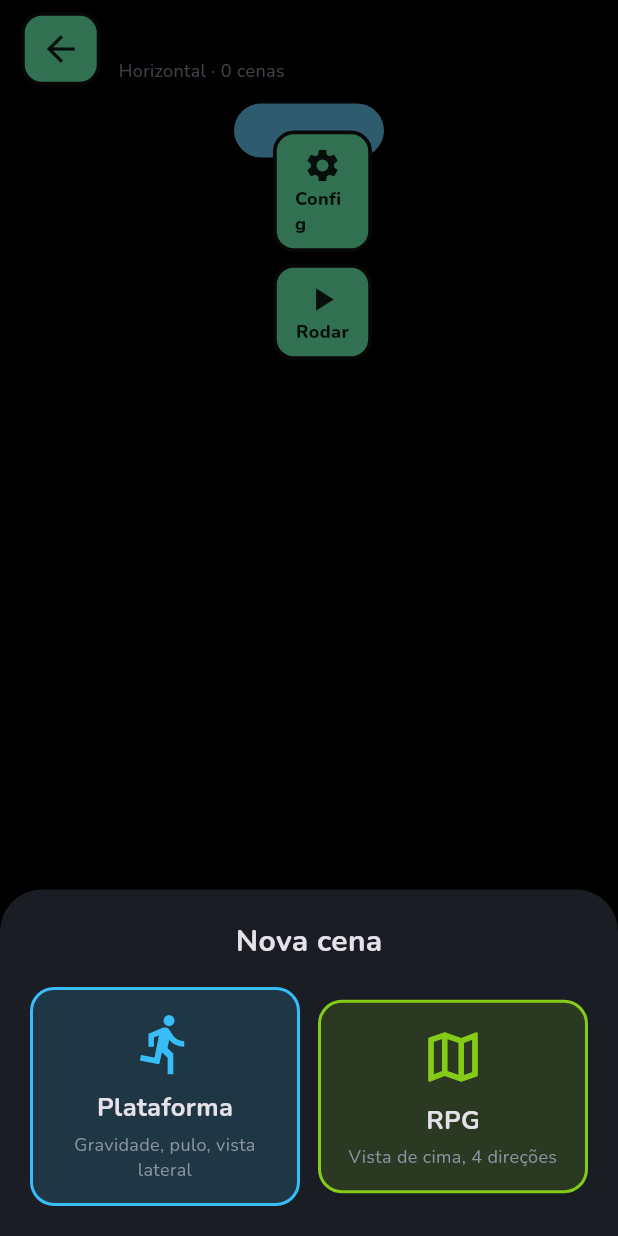
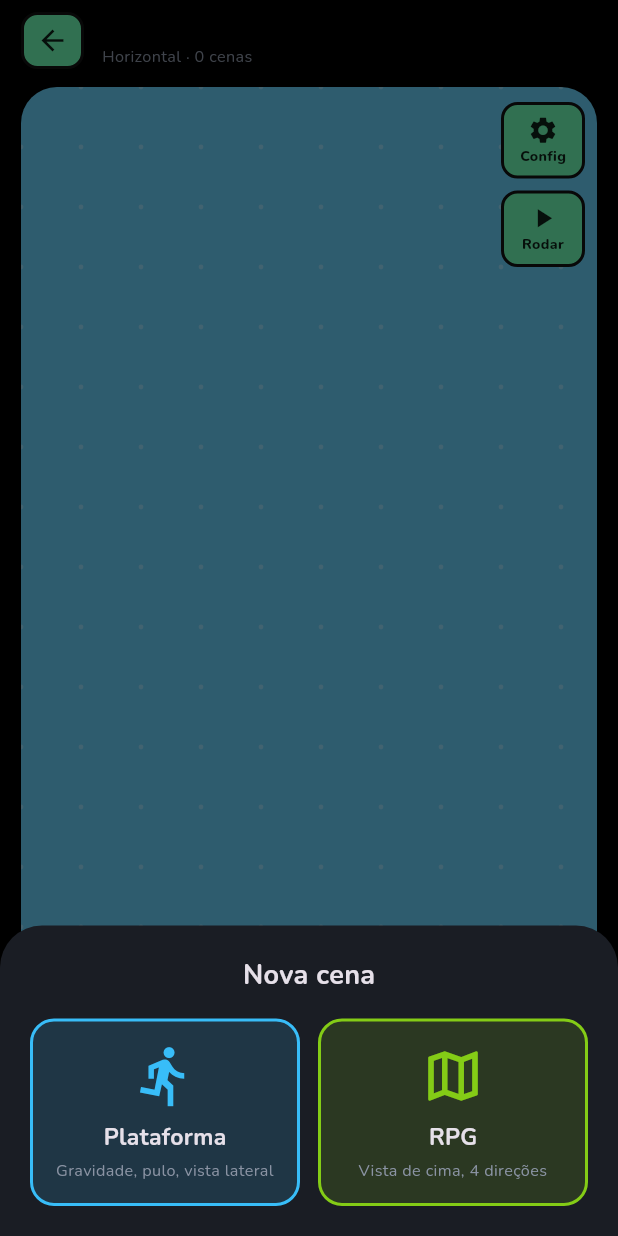
Before and after one commit to kyanthx-dv/motor-app, a Flutter app: the ProjetoTela screen opened directly with empty values, after a tap on "Nova cena", on a phone screen of 412 x 824 dp. Run offline on Flutter 3.47's test engine with Material 3 defaults, Android fonts, the phone set to English and light mode, and no system bars; our stand-ins replace google_fonts, webview_flutter; missing offline and left inert: webview_flutter_android.

Commit message:
Cenas: tabuleiro arrastavel com cartoes movidos por toque longo; painel de itens puxavel; tamanhos menores (#6)
Claude-Session: https://claude.ai/code/session_019R5tT4t3zo8BZSaGoiUJwV

Co-authored-by: Claude <noreply@anthropic.com>

```diff
--- a/lib/blocky/projeto.dart
+++ b/lib/blocky/projeto.dart
@@ -1,4 +1,5 @@
 import 'package:flutter/material.dart';
+import 'package:flutter/services.dart';
 
 import 'cena_config.dart';
 import 'dados.dart';
@@ -40,6 +41,43 @@ class ProjetoTela extends StatefulWidget {
 
 class _ProjetoTelaState extends State<ProjetoTela> {
   Projeto get p => widget.projeto;
+  final _cam = TransformationController();
+  static const double _tab = 3000; // tamanho do tabuleiro
+  static const double _cw = 118; // largura do cartao
+  Cena? _movendo;
+  Offset _iniPos = Offset.zero;
+
+  @override
+  void initState() {
+    super.initState();
+    _posicionar();
+  }
+
+  @override
+  void dispose() {
+    _cam.dispose();
+    super.dispose();
+  }
+
+  /// Cenas sem posicao entram em grade, perto do centro do tabuleiro.
+  void _posicionar() {
+    var n = 0;
+    for (final c in p.cenas) {
+      if (c.px < 0) {
+        c.px = _tab / 2 - 200 + (n % 3) * (_cw + 24);
+        c.py = _tab / 2 - 120 + (n ~/ 3) * 110;
+      }
+      n++;
+    }
+  }
+
+  bool _centrou = false;
+  void _centrar(Size v) {
+    if (_centrou || p.cenas.isEmpty) return;
+    _centrou = true;
+    final c = p.cenas.first;
+    _cam.value = Matrix4.identity()..translate(-(c.px - 20), -(c.py - 20));
+  }
 
   void _mudou() {
     RepositorioProjetos.instancia.salvar();
@@ -67,6 +105,8 @@ class _ProjetoTelaState extends State<ProjetoTela> {
     );
     if (f == null) return;
     final c = Cena(nome: 'Cena ${p.cenas.length + 1}', fisica: f, corFundo: f == Fisica.rpg ? 0xFF9AE6B4 : 0xFF4DD0FF);
+    c.px = _tab / 2 - 200 + (p.cenas.length % 3) * (_cw + 24);
+    c.py = _tab / 2 - 120 + (p.cenas.length ~/ 3) * 110;
     p.cenas.add(c);
     _mudou();
     if (mounted) await abrirConfigCena(context, c);
@@ -170,37 +210,49 @@ class _ProjetoTelaState extends State<ProjetoTela> {
                 const SizedBox(width: 12),
                 Expanded(
                   child: Column(crossAxisAlignment: CrossAxisAlignment.start, children: [
-                    Text(p.nome, maxLines: 1, overflow: TextOverflow.ellipsis, style: const TextStyle(fontSize: 20, fontWeight: FontWeight.w800)),
+                    Text(p.nome, maxLines: 1, overflow: TextOverflow.ellipsis, style: const TextStyle(fontSize: 17, fontWeight: FontWeight.w800)),
                     Text('${rotuloOrientacao(p.orientacao)} · ${p.cenas.length} ${p.cenas.length == 1 ? 'cena' : 'cenas'}', style: const TextStyle(color: Cores.texto2, fontSize: 12)),
                   ]),
                 ),
               ]),
             ),
             Expanded(
-              child: Stack(children: [
+              child: LayoutBuilder(builder: (ctx, box) {
+                _centrar(box.biggest);
+                return Stack(children: [
                 Container(
                   margin: const EdgeInsets.fromLTRB(14, 6, 14, 6),
-                  decoration: BoxDecoration(color: const Color(0xFF64C8F0), borderRadius: BorderRadius.circular(28)),
+                  decoration: BoxDecoration(color: const Color(0xFF64C8F0), borderRadius: BorderRadius.circular(24)),
                   child: ClipRRect(
-                    borderRadius: BorderRadius.circular(28),
-                    child: SingleChildScrollView(
-                      padding: const EdgeInsets.fromLTRB(16, 18, 84, 18),
-                      child: Wrap(spacing: 14, runSpacing: 14, children: [
-                        for (var i = 0; i < p.cenas.length; i++) Aparece(indice: i, child: _cartaoCena(p.cenas[i])),
+                    borderRadius: BorderRadius.circular(24),
+                    child: InteractiveViewer(
+                      transformationController: _cam,
+                      constrained: false,
+                      minScale: 0.4,
+                      maxScale: 2,
+                      boundaryMargin: const EdgeInsets.all(400),
+                      child: SizedBox(
+                        width: _tab,
+                        height: _tab,
+                        child: Stack(children: [
+                          Positioned.fill(child: CustomPaint(painter: _PontosPainter())),
+                          for (final c in p.cenas) Positioned(left: c.px, top: c.py, child: _cartaoCena(c)),
                         ]),
+                      ),
                     ),
                   ),
                 ),
                 Positioned(
                   right: 22,
-                  top: 24,
+                  top: 16,
                   child: Column(children: [
-                    BotaoGrosso(icone: Icons.settings, rotulo: 'Config', cor: mentaEditor, largura: 66, aoTocar: _configJogo),
+                    BotaoGrosso(icone: Icons.settings, rotulo: 'Config', cor: mentaEditor, largura: 56, aoTocar: _configJogo),
                     const SizedBox(height: 8),
-                    BotaoGrosso(icone: Icons.play_arrow, rotulo: 'Rodar', cor: mentaEditor, largura: 66, aoTocar: () => emBreve(context, 'Executar (engine)')),
+                    BotaoGrosso(icone: Icons.play_arrow, rotulo: 'Rodar', cor: mentaEditor, largura: 56, aoTocar: () => emBreve(context, 'Executar (engine)')),
                   ]),
                 ),
-              ]),
+              ]);
+              }),
             ),
             Padding(
               padding: const EdgeInsets.fromLTRB(14, 6, 14, 12),
@@ -217,43 +269,87 @@ class _ProjetoTelaState extends State<ProjetoTela> {
   Widget _grande(IconData i, String t, Color cor, VoidCallback f) => Toque(
         aoTocar: f,
         child: Container(
-          height: 54,
-          decoration: BoxDecoration(color: cor, borderRadius: BorderRadius.circular(16), border: Border.all(color: const Color(0xFF111111), width: 2.5)),
-          child: Row(mainAxisAlignment: MainAxisAlignment.center, children: [Icon(i, color: Colors.black87), const SizedBox(width: 8), Text(t, style: const TextStyle(color: Colors.black87, fontSize: 17, fontWeight: FontWeight.w800))]),
+          height: 44,
+          decoration: BoxDecoration(color: cor, borderRadius: BorderRadius.circular(13), border: Border.all(color: const Color(0xFF111111), width: 2)),
+          child: Row(mainAxisAlignment: MainAxisAlignment.center, children: [Icon(i, color: Colors.black87, size: 20), const SizedBox(width: 6), Text(t, style: const TextStyle(color: Colors.black87, fontSize: 15, fontWeight: FontWeight.w800))]),
         ),
       );
 
   Widget _cartaoCena(Cena c) {
     final rpg = c.fisica == Fisica.rpg;
-    return Toque(
-      aoTocar: () async {
+    final erguido = _movendo == c;
+    return GestureDetector(
+      onTap: () async {
         await Navigator.of(context).push(MaterialPageRoute<void>(builder: (_) => CenaTela(projeto: p, cena: c)));
         if (mounted) setState(() {});
       },
+      // segurar e arrastar move o cartao; arrastar direto move o tabuleiro
+      onLongPressStart: (_) {
+        HapticFeedback.mediumImpact();
+        setState(() {
+          _movendo = c;
+          _iniPos = Offset(c.px, c.py);
+        });
+      },
+      onLongPressMoveUpdate: (d) {
+        final esc = _cam.value.getMaxScaleOnAxis();
+        setState(() {
+          c.px = (_iniPos.dx + d.offsetFromOrigin.dx / esc).clamp(0, _tab - _cw);
+          c.py = (_iniPos.dy + d.offsetFromOrigin.dy / esc).clamp(0, _tab - 100);
+        });
+      },
+      onLongPressEnd: (_) {
+        setState(() => _movendo = null);
+        RepositorioProjetos.instancia.salvar();
+      },
+      child: AnimatedScale(
+        scale: erguido ? 1.06 : 1,
+        duration: const Duration(milliseconds: 150),
         child: Container(
-        width: 150,
-        padding: const EdgeInsets.fromLTRB(10, 8, 10, 8),
-        decoration: BoxDecoration(color: Colors.white, borderRadius: BorderRadius.circular(14), border: Border.all(color: const Color(0xFF111111), width: 2.5)),
+          width: _cw,
+          padding: const EdgeInsets.fromLTRB(8, 6, 8, 6),
+          decoration: BoxDecoration(
+            color: Colors.white,
+            borderRadius: BorderRadius.circular(11),
+            border: Border.all(color: const Color(0xFF111111), width: 2),
+            boxShadow: erguido ? const [BoxShadow(color: Colors.black38, blurRadius: 12, offset: Offset(0, 6))] : null,
+          ),
           child: DefaultTextStyle(
             style: const TextStyle(color: Colors.black87),
             child: Column(crossAxisAlignment: CrossAxisAlignment.start, children: [
               Row(children: [
-              Text(rotuloFisica(c.fisica), style: const TextStyle(fontSize: 11)),
+                Text(rotuloFisica(c.fisica), style: const TextStyle(fontSize: 10)),
                 const Spacer(),
-              Container(padding: const EdgeInsets.symmetric(horizontal: 7, vertical: 1), decoration: BoxDecoration(color: rpg ? const Color(0xFF84CC16) : azulEditor, borderRadius: BorderRadius.circular(5)), child: const Text('Solo', style: TextStyle(fontSize: 11, color: Colors.white, fontWeight: FontWeight.w700))),
+                Container(padding: const EdgeInsets.symmetric(horizontal: 5, vertical: 1), decoration: BoxDecoration(color: rpg ? const Color(0xFF84CC16) : azulEditor, borderRadius: BorderRadius.circular(4)), child: const Text('Solo', style: TextStyle(fontSize: 10, color: Colors.white, fontWeight: FontWeight.w700))),
               ]),
-            const SizedBox(height: 6),
-            Center(child: Text(c.nome, maxLines: 1, overflow: TextOverflow.ellipsis, style: const TextStyle(fontSize: 18, fontWeight: FontWeight.w600))),
-            Text('${c.largura}×${c.altura}', textAlign: TextAlign.center, style: const TextStyle(fontSize: 11, color: Colors.black45)),
-            const SizedBox(height: 6),
+              const SizedBox(height: 4),
+              Center(child: Text(c.nome, maxLines: 1, overflow: TextOverflow.ellipsis, style: const TextStyle(fontSize: 15, fontWeight: FontWeight.w600))),
+              Center(child: Text('${c.largura}×${c.altura}', style: const TextStyle(fontSize: 10, color: Colors.black45))),
+              const SizedBox(height: 4),
               Row(children: [
-              if (c.inicial) Container(padding: const EdgeInsets.symmetric(horizontal: 8, vertical: 3), decoration: BoxDecoration(color: mentaEditor, borderRadius: BorderRadius.circular(8), border: Border.all(color: const Color(0xFF111111), width: 2)), child: const Text('Inicial', style: TextStyle(fontSize: 12))),
+                if (c.inicial) Container(padding: const EdgeInsets.symmetric(horizontal: 6, vertical: 2), decoration: BoxDecoration(color: mentaEditor, borderRadius: BorderRadius.circular(6), border: Border.all(color: const Color(0xFF111111), width: 1.5)), child: const Text('Inicial', style: TextStyle(fontSize: 10.5))),
                 const Spacer(),
-              GestureDetector(onTap: () => _menuCena(c), child: const Icon(Icons.settings, size: 22, color: Colors.black87)),
+                GestureDetector(behavior: HitTestBehavior.opaque, onTap: () => _menuCena(c), child: const Padding(padding: EdgeInsets.all(2), child: Icon(Icons.settings, size: 18, color: Colors.black87))),
               ]),
             ]),
+          ),
         ),
       ),
     );
   }
 }
+
+class _PontosPainter extends CustomPainter {
+  @override
+  void paint(Canvas canvas, Size size) {
+    final p = Paint()..color = Colors.white.withAlpha(70);
+    for (double x = 0; x < size.width; x += 40) {
+      for (double y = 0; y < size.height; y += 40) {
+        canvas.drawCircle(Offset(x, y), 1.6, p);
+      }
+    }
+  }
+
+  @override
+  bool shouldRepaint(covariant _PontosPainter old) => false;
+}
--- a/lib/blocky/projetos.dart
+++ b/lib/blocky/projetos.dart
@@ -15,17 +15,20 @@ enum Fisica { plataforma, rpg }
 String rotuloFisica(Fisica f) => f == Fisica.plataforma ? 'Plataforma' : 'RPG';
 
 class Cena {
-  Cena({required this.nome, this.fisica = Fisica.plataforma, this.largura = 16, this.altura = 12, this.corFundo = 0xFF4DD0FF, Map<String, int>? celulas, this.inicial = false}) : celulas = celulas ?? {};
+  Cena({required this.nome, this.fisica = Fisica.plataforma, this.largura = 16, this.altura = 12, this.corFundo = 0xFF4DD0FF, Map<String, int>? celulas, this.inicial = false, this.px = -1, this.py = -1}) : celulas = celulas ?? {};
   String nome;
   Fisica fisica;
   int largura;
   int altura;
   int corFundo; // ARGB
   bool inicial;
+  /// Posicao do cartao no tabuleiro de cenas (negativo = ainda nao posicionado).
+  double px;
+  double py;
   /// "x,y" -> indice do item da paleta (origem embaixo-esquerda, como no editor de PC).
   Map<String, int> celulas;
 
-  Map<String, dynamic> toJson() => {'nome': nome, 'fisica': fisica.name, 'l': largura, 'a': altura, 'cor': corFundo, 'ini': inicial, 'cel': celulas};
+  Map<String, dynamic> toJson() => {'nome': nome, 'fisica': fisica.name, 'l': largura, 'a': altura, 'cor': corFundo, 'ini': inicial, 'px': px, 'py': py, 'cel': celulas};
 
   static Cena fromJson(Map<String, dynamic> j) => Cena(
         nome: (j['nome'] as String?) ?? 'Cena',
@@ -34,10 +37,12 @@ class Cena {
         altura: ((j['a'] as num?) ?? 12).toInt().clamp(mapaMin, mapaMax),
         corFundo: ((j['cor'] as num?) ?? 0xFF4DD0FF).toInt(),
         inicial: (j['ini'] as bool?) ?? false,
+        px: ((j['px'] as num?) ?? -1).toDouble(),
+        py: ((j['py'] as num?) ?? -1).toDouble(),
         celulas: {for (final e in ((j['cel'] as Map?) ?? {}).entries) e.key as String: (e.value as num).toInt()},
       );
 
-  Cena copia() => Cena(nome: '$nome (cópia)', fisica: fisica, largura: largura, altura: altura, corFundo: corFundo, celulas: Map.of(celulas));
+  Cena copia() => Cena(nome: '$nome (cópia)', fisica: fisica, largura: largura, altura: altura, corFundo: corFundo, celulas: Map.of(celulas), px: px + 30, py: py + 30);
 }
 
 class Projeto {
--- a/lib/blocky/widgets.dart
+++ b/lib/blocky/widgets.dart
@@ -203,15 +203,15 @@ class BotaoGrosso extends StatelessWidget {
         child: AnimatedContainer(
           duration: const Duration(milliseconds: 150),
           width: largura,
-          padding: EdgeInsets.symmetric(horizontal: rotulo == null ? 10 : 12, vertical: 8),
+          padding: EdgeInsets.symmetric(horizontal: rotulo == null ? 8 : 8, vertical: 6),
           decoration: BoxDecoration(
             color: ativo ? Colors.white : cor,
-            borderRadius: BorderRadius.circular(14),
-            border: Border.all(color: const Color(0xFF111111), width: 2.5),
+            borderRadius: BorderRadius.circular(11),
+            border: Border.all(color: const Color(0xFF111111), width: 2),
           ),
           child: rotulo == null
-              ? Icon(icone, color: Colors.black87, size: 28)
-              : Column(mainAxisSize: MainAxisSize.min, children: [Icon(icone, color: Colors.black87, size: 26), Text(rotulo!, style: const TextStyle(color: Colors.black87, fontSize: 12, fontWeight: FontWeight.w800))]),
+              ? Icon(icone, color: Colors.black87, size: 22)
+              : Column(mainAxisSize: MainAxisSize.min, children: [Icon(icone, color: Colors.black87, size: 21), Text(rotulo!, style: const TextStyle(color: Colors.black87, fontSize: 10.5, fontWeight: FontWeight.w800))]),
         ),
       );
 }
--- a/lib/main.dart
+++ b/lib/main.dart
@@ -82,6 +82,7 @@ class _BlockyAppState extends State<BlockyApp> {
         title: 'Blocky',
         debugShowCheckedModeBanner: false,
         theme: temaBlocky(temaEscuro.value),
+        builder: (context, child) => MediaQuery(data: MediaQuery.of(context).copyWith(textScaler: const TextScaler.linear(0.9)), child: child!),
         home: const EntradaTela(),
       );
 }
```
Also changed, not shown: lib/blocky/mapa.dart (+23 -20 lines). Lines whose indentation alone changed are shown as unchanged.
